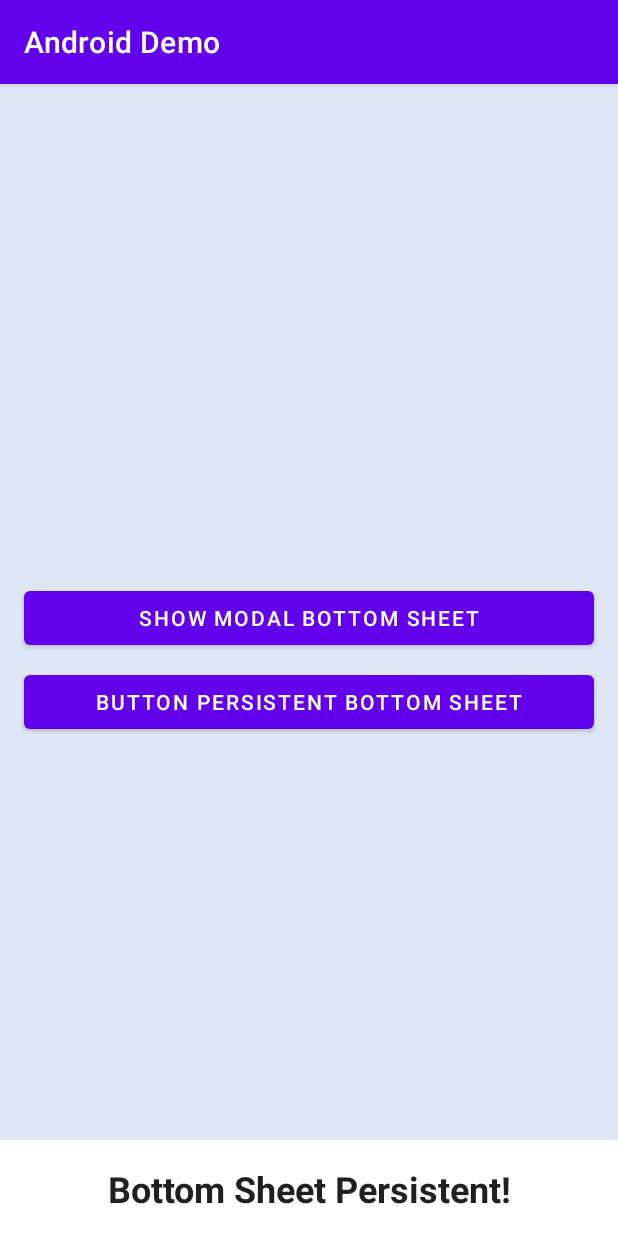
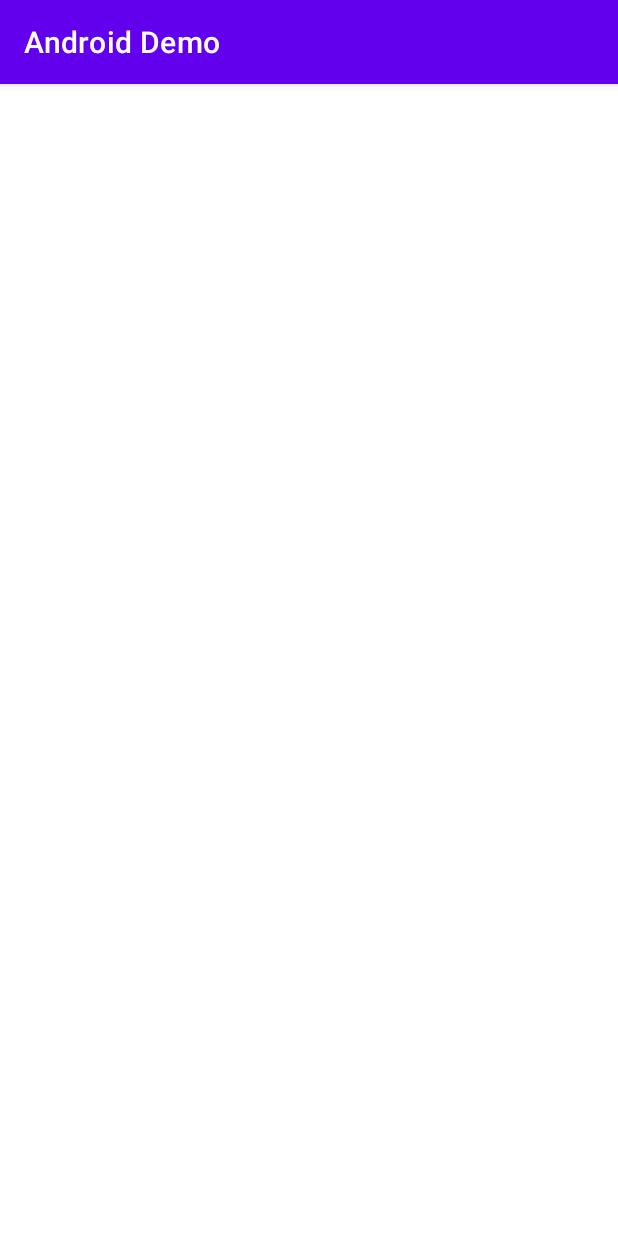
Before and after one commit to NiteshD1/AndroidConceptWithKotlin, an Android app: the screen it shows after launch (MainActivity), on a phone screen of 412 x 824 dp. Run offline under Robolectric (Android 15) with nearby library versions, the light colour scheme and no system bars; 3 statements that could not run were skipped.

Commit message:
Changes Done

```diff
--- a/app/src/main/java/com/android/concept/MainActivity.kt
+++ b/app/src/main/java/com/android/concept/MainActivity.kt
@@ -15,8 +15,6 @@
 class MainActivity : AppCompatActivity(){
 
     private lateinit var binding: ActivityMainBinding
-    var fragmentManager = supportFragmentManager
-    private lateinit var fragmentTransaction : FragmentTransaction
 
     override fun onCreate(savedInstanceState: Bundle?) {
         super.onCreate(savedInstanceState)
@@ -27,58 +25,7 @@
 
         supportActionBar?.title = "Android Demo"
 
-        setupBottomSheetModal()
-        setupBottomSheetPersistent()
-    }
 
-    private fun setupBottomSheetPersistent() {
-
-        val bottomSheetBehavior = BottomSheetBehavior.from(binding.bootomSheetPersistent.bottomSheet)
-        binding.buttonBottomSheetPersistent.setOnClickListener(View.OnClickListener {
-            if(bottomSheetBehavior.state == BottomSheetBehavior.STATE_EXPANDED){
-                bottomSheetBehavior.state = BottomSheetBehavior.STATE_COLLAPSED
-            }else{
-                bottomSheetBehavior.state = BottomSheetBehavior.STATE_EXPANDED
-            }
-        })
-
-        bottomSheetBehavior.addBottomSheetCallback(object :
-            BottomSheetBehavior.BottomSheetCallback() {
-            override fun onStateChanged(bottomSheet: View, newState: Int) {
-                when(newState){
-                    BottomSheetBehavior.STATE_COLLAPSED -> Utils.showToast("Collapsed")
-                    BottomSheetBehavior.STATE_EXPANDED -> Utils.showToast("Expanded")
-                    BottomSheetBehavior.STATE_DRAGGING -> Utils.showToast("Dragging")
-                    else -> Utils.showToast("None")
-                }
-            }
-
-            override fun onSlide(bottomSheet: View, slideOffset: Float) {
-            }
-
-        })
-
-    }
-
-    private fun setupBottomSheetModal() {
-        binding.buttonBottomSheetModal.setOnClickListener(View.OnClickListener {
-            val bottomSheetDialog = BottomSheetDialog(this)
-
-            val view = layoutInflater.inflate(R.layout.bottom_sheet_modal,null)
-
-            val button : Button = view.findViewById(R.id.buttonDismiss)
-
-            button.setOnClickListener {
-                bottomSheetDialog.dismiss()
-            }
-
-            bottomSheetDialog.setCancelable(false)
-
-            bottomSheetDialog.setContentView(view)
-
-            bottomSheetDialog.show()
-
-        })
     }
 
 
--- a/app/src/main/res/layout/bottom_sheet_persistent.xml
+++ /dev/null
@@ -1,39 +0,0 @@
-<?xml version="1.0" encoding="utf-8"?>
-<androidx.constraintlayout.widget.ConstraintLayout xmlns:android="http://schemas.android.com/apk/res/android"
-    xmlns:app="http://schemas.android.com/apk/res-auto"
-    xmlns:tools="http://schemas.android.com/tools"
-    app:behavior_hideable="false"
-    app:behavior_peekHeight="64dp"
-    android:id="@+id/bottomSheet"
-    app:layout_behavior="com.google.android.material.bottomsheet.BottomSheetBehavior"
-    android:layout_width="match_parent"
-    android:background="@color/white"
-    android:layout_height="wrap_content">
-
-    <TextView
-        android:id="@+id/textViewTitle"
-        android:layout_width="match_parent"
-        android:layout_height="wrap_content"
-        android:layout_margin="16dp"
-        android:text="@string/bottom_sheet_persistent_title"
-        android:textAlignment="center"
-        android:textColor="@color/grey"
-        android:textSize="24sp"
-        android:textStyle="bold"
-        app:layout_constraintEnd_toEndOf="parent"
-        app:layout_constraintStart_toStartOf="parent"
-        app:layout_constraintTop_toTopOf="parent" />
-    <TextView
-        android:id="@+id/textViewDescription"
-        android:layout_width="match_parent"
-        android:layout_height="wrap_content"
-        android:layout_margin="16dp"
-        android:text="@string/bottom_sheet_description"
-        android:textAlignment="center"
-        android:textColor="@color/grey"
-        android:textSize="16sp"
-        app:layout_constraintEnd_toEndOf="parent"
-        app:layout_constraintStart_toStartOf="parent"
-        app:layout_constraintTop_toBottomOf="@+id/textViewTitle" />
-
-</androidx.constraintlayout.widget.ConstraintLayout>
```
Also changed, not shown: app/src/main/res/layout/bottom_sheet_modal.xml (deleted, +0 -44 lines).
